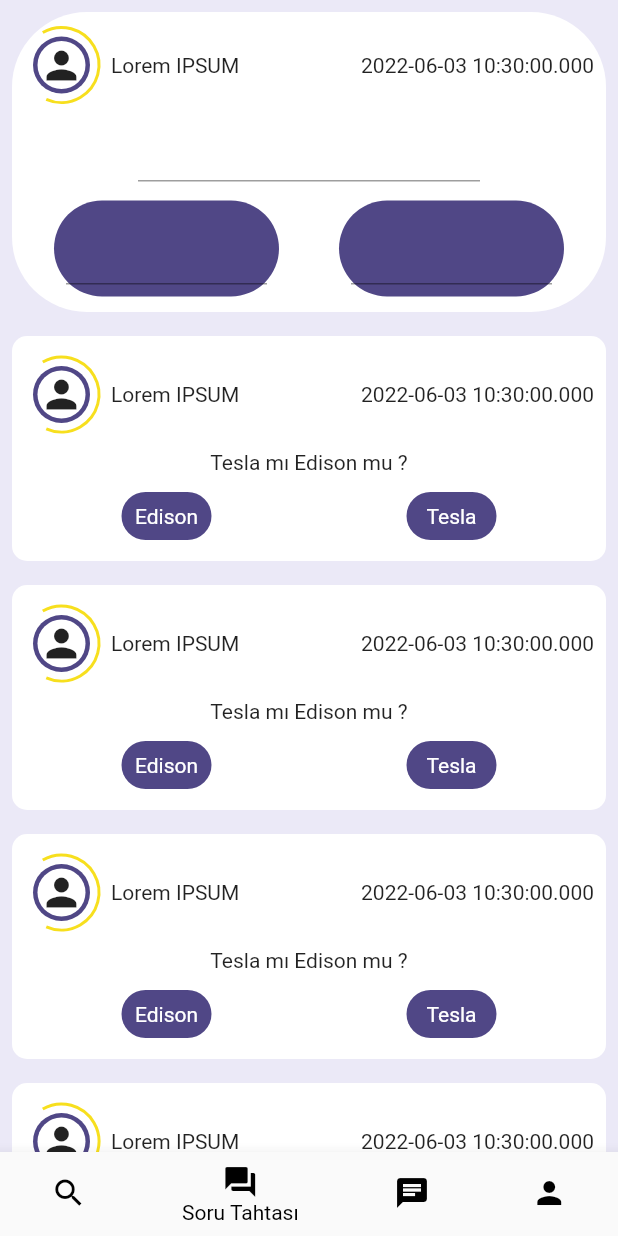
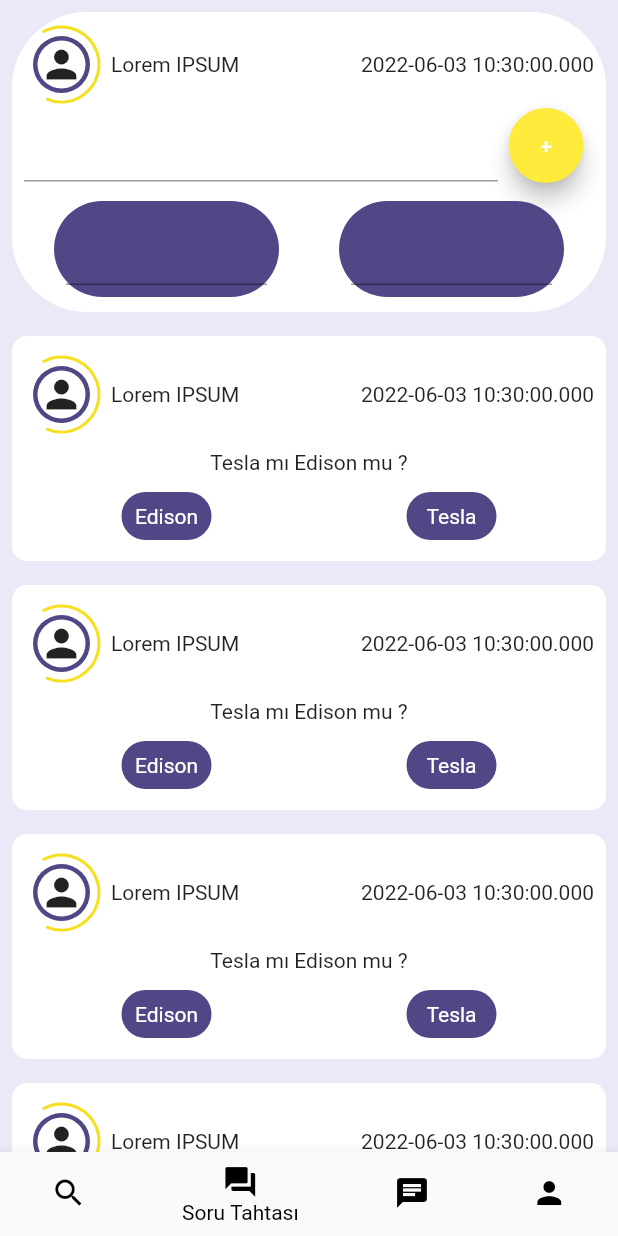
Before and after one commit to fmseyma/54-bootcamp, a Flutter app: the screen it shows after launch, item 2 of the bottom bar chosen, on a phone screen of 412 x 824 dp. Run offline on Flutter 3.47's test engine with Material 2 defaults, Android fonts, the phone set to English and light mode, and no system bars; our stand-ins replace email_validator, firebase_auth, firebase_core, firebase_database, firebase_storage, font_awesome_flutter and 4 more; missing offline and left inert: dart:html; accounts and stored records are empty.

Commit message:
Update user_match_question_widget.dart
3 Haziran

```diff
--- a/lib/widgets/user_match_question_widget.dart
+++ b/lib/widgets/user_match_question_widget.dart
@@ -65,12 +65,28 @@ class _UserMatchQuestionWidgetState extends State<UserMatchQuestionWidget> {
 
             Padding(
               padding: const EdgeInsets.only(bottom: 8),
-              child: Row(children:[
-                 Expanded(flex:1 ,child: Text("")),
-                 Expanded(flex:3 ,child: TextField( controller:questionController ,)),
-                 Expanded(flex:1,child: Text(""))
-
-              ] ),
+              child: Row(children: [
+              Expanded(
+                  flex: 3,
+                  child: TextField(
+                    controller: questionController,
+                  )),
+              ElevatedButton(
+                  style: ElevatedButton.styleFrom(
+                      fixedSize: Size(50, 50),
+                      primary: Colors.yellow,
+                      elevation: 6,
+                      shape: CircleBorder()),
+                  onPressed: () => {
+                        gonder(),
+                        print(firstAnswer.text),
+                        print(secondAnswer.text)
+                      },
+                  child: Text(
+                    "+",
+                  ))
+            ]
+               ),
             ),
             Row(
           mainAxisAlignment: MainAxisAlignment.spaceAround,
```
